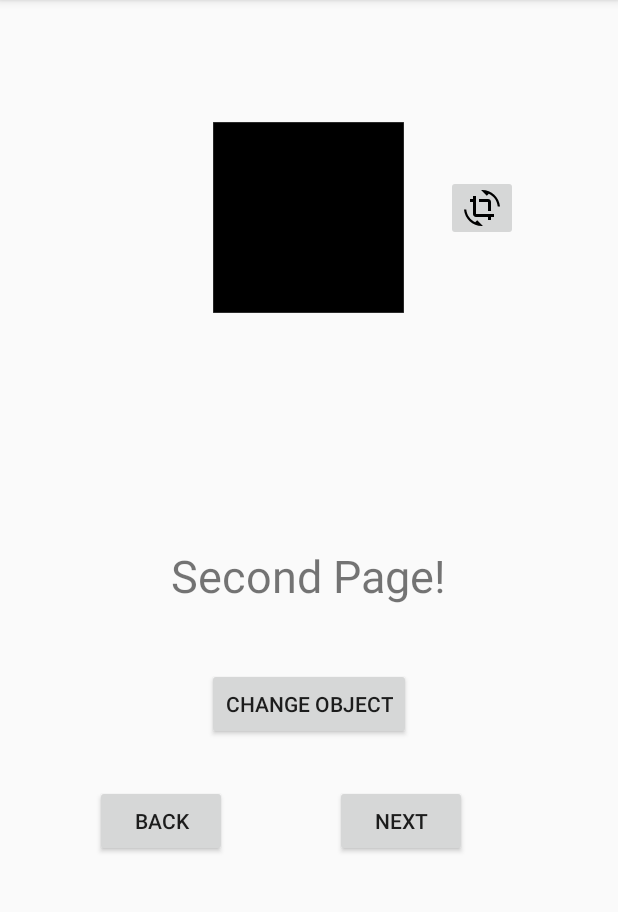
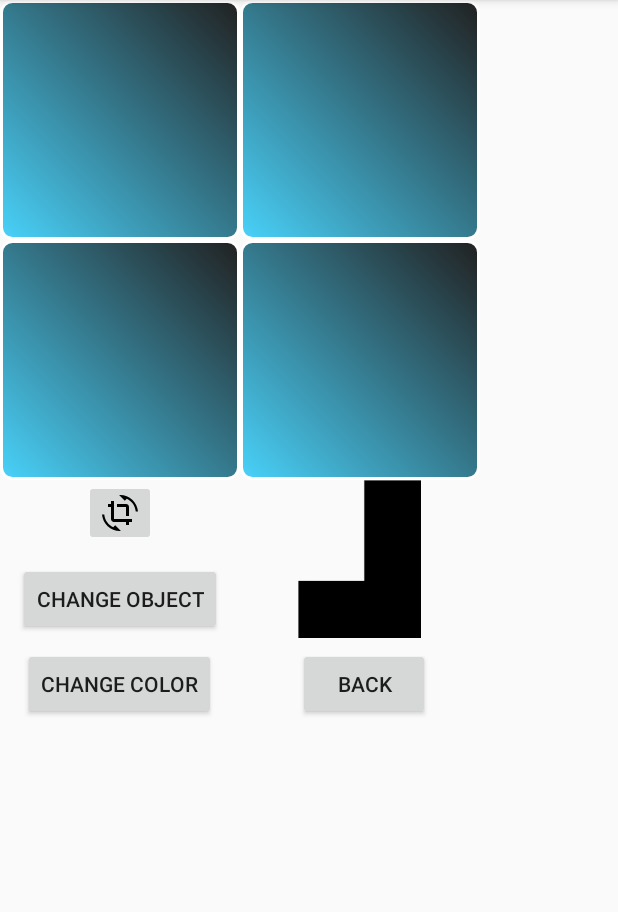
Before and after one commit to Brumberg/Tetris-Fab, an Android app: the screen it shows after launch (SecondActivity before the commit, DragAndDrop after it), after a tap on "NEXT PAGE", on a phone screen of 412 x 824 dp, the part 84-996 px from its top. Run offline under Robolectric (Android 15) with nearby library versions, the phone set to English and light mode, and no system bars.

Commit message:
Merge Second page and DragAndDrop page

```diff
--- a/AndroidStudioProjekt/MyApplication/app/src/main/AndroidManifest.xml
+++ b/AndroidStudioProjekt/MyApplication/app/src/main/AndroidManifest.xml
@@ -18,10 +18,6 @@
             </intent-filter>
         </activity>
 
-        <activity
-            android:name=".SecondActivity"
-            android:screenOrientation="portrait">
-        </activity>
 
         <activity
             android:name=".DragAndDrop"
--- a/AndroidStudioProjekt/MyApplication/app/src/main/java/com/example/crunky/testapp/MainActivity.java
+++ b/AndroidStudioProjekt/MyApplication/app/src/main/java/com/example/crunky/testapp/MainActivity.java
@@ -3,10 +3,8 @@ package com.example.crunky.testapp;
 import android.support.v7.app.AppCompatActivity;
 import android.os.Bundle;
 import android.util.Log;
-import android.widget.Button;
 import android.content.Intent;
 import android.view.View;
-import android.widget.TextView;
 
 public class MainActivity extends AppCompatActivity {
 
@@ -58,7 +56,7 @@ public class MainActivity extends AppCompatActivity {
 
     public void goToSecondActivity(View view) { //is called by onClick function of Button in activity_main.xml
 
-        Intent intent = new Intent(this, SecondActivity.class);
+        Intent intent = new Intent(this, DragAndDrop.class);
 
         startActivity(intent);
 
--- a/AndroidStudioProjekt/MyApplication/app/src/main/res/layout/activity_drag_and_drop.xml
+++ b/AndroidStudioProjekt/MyApplication/app/src/main/res/layout/activity_drag_and_drop.xml
@@ -3,10 +3,10 @@
     xmlns:app="http://schemas.android.com/apk/res-auto"
     android:layout_width="match_parent"
     android:layout_height="match_parent"
-    android:columnCount="2"
+    android:columnCount="3"
     android:columnWidth="320dp"
     android:orientation="vertical"
-    android:rowCount="3"
+    android:rowCount="4"
     android:stretchMode="columnWidth" >
 
 
@@ -29,6 +29,7 @@
         android:id="@+id/topright"
         android:layout_width="160dp"
         android:layout_height="160dp"
+        android:layout_row="0"
         android:background="@drawable/shape" >
 
         <ImageView
@@ -36,36 +37,6 @@
             android:layout_width="wrap_content"
             android:layout_height="wrap_content"
             />
-    </LinearLayout>
-
-    <LinearLayout
-        android:id="@+id/bottomleft"
-        android:layout_width="160dp"
-        android:layout_height="160dp"
-        android:background="@drawable/shape"
-        android:layout_row="0"
-        android:layout_column="1">
-
-        <ImageView
-            android:id="@+id/myimage3"
-            android:layout_width="wrap_content"
-            android:layout_height="wrap_content"
-            />
-    </LinearLayout>
-
-    <LinearLayout
-        android:id="@+id/auswahlFeld"
-        android:layout_width="160dp"
-        android:layout_height="160dp"
-        android:layout_row="2"
-        android:layout_column="1">
-
-        <ImageView
-            android:layout_width="wrap_content"
-            android:layout_height="wrap_content"
-            app:srcCompat="@drawable/vi_j"
-            android:id="@+id/auswahl" />
-
     </LinearLayout>
 
     <LinearLayout
@@ -77,11 +48,10 @@
         android:layout_column="1">
 
         <ImageView
-            android:id="@+id/myimage4"
+            android:id="@+id/myimage3"
             android:layout_width="wrap_content"
             android:layout_height="wrap_content"
             />
-
     </LinearLayout>
 
     <LinearLayout
@@ -91,13 +61,88 @@
         android:layout_row="2"
         android:layout_column="0">
 
-        <Button
-            android:text="Back"
+        <RelativeLayout
+            android:layout_width="match_parent"
+            android:layout_height="match_parent"
+            android:layout_weight="1">
+
+            <Button
+                android:text="Change Object"
+                android:layout_width="wrap_content"
+                android:layout_height="wrap_content"
+                android:id="@+id/button2"
+                android:layout_marginTop="11dp"
+                android:onClick="changeObj"
+                android:layout_below="@+id/button_rotate"
+                android:layout_centerHorizontal="true" />
+
+            <Button
+                android:text="Change Color"
+                android:layout_width="wrap_content"
+                android:layout_height="wrap_content"
+                android:id="@+id/button_change_color"
+                android:onClick="changeColor"
+                android:layout_alignParentBottom="true"
+                android:layout_centerHorizontal="true" />
+
+            <ImageButton
+                android:layout_width="wrap_content"
+                android:layout_height="wrap_content"
+                app:srcCompat="@drawable/vi_rotate"
+                android:id="@+id/button_rotate"
+                android:onClick="rotateImage"
+                android:layout_alignParentTop="true"
+                android:layout_centerHorizontal="true" />
+        </RelativeLayout>
+
+    </LinearLayout>
+
+    <LinearLayout
+        android:id="@+id/bottomleft"
+        android:layout_width="160dp"
+        android:layout_height="160dp"
+        android:background="@drawable/shape"
+        android:layout_row="1"
+        android:layout_column="0">
+
+        <ImageView
+            android:id="@+id/myimage4"
             android:layout_width="wrap_content"
             android:layout_height="wrap_content"
-            android:id="@+id/button5"
-            android:layout_weight="1"
-            android:onClick="goToSecondActivity"/>
+            />
+
+    </LinearLayout>
+
+    <LinearLayout
+        android:id="@+id/auswahlFeld"
+        android:layout_width="160dp"
+        android:layout_height="160dp"
+        android:layout_row="2"
+        android:layout_column="1">
+
+        <RelativeLayout
+            android:layout_width="match_parent"
+            android:layout_height="match_parent">
+
+            <ImageView
+                android:layout_width="wrap_content"
+                android:layout_height="wrap_content"
+                app:srcCompat="@drawable/vi_j"
+                android:id="@+id/tetris_baustein"
+                android:layout_alignParentTop="true"
+                android:layout_centerHorizontal="true" />
+
+            <Button
+                android:text="Back"
+                android:layout_width="wrap_content"
+                android:layout_height="wrap_content"
+                android:id="@+id/button5"
+                android:layout_weight="1"
+                android:onClick="goBack"
+                android:layout_alignParentBottom="true"
+                android:layout_alignLeft="@+id/tetris_baustein"
+                android:layout_alignStart="@+id/tetris_baustein" />
+        </RelativeLayout>
 
     </LinearLayout>
 
--- a/AndroidStudioProjekt/MyApplication/app/src/main/res/layout/activity_second.xml
+++ /dev/null
@@ -1,84 +0,0 @@
-<?xml version="1.0" encoding="utf-8"?>
-<RelativeLayout xmlns:android="http://schemas.android.com/apk/res/android"
-    xmlns:app="http://schemas.android.com/apk/res-auto"
-    xmlns:tools="http://schemas.android.com/tools"
-    android:id="@+id/activity_second"
-    android:layout_width="match_parent"
-    android:layout_height="match_parent"
-    android:paddingBottom="@dimen/activity_vertical_margin"
-    android:paddingLeft="@dimen/activity_horizontal_margin"
-    android:paddingRight="@dimen/activity_horizontal_margin"
-    android:paddingTop="@dimen/activity_vertical_margin"
-    tools:context="com.example.crunky.testapp.SecondActivity">
-
-    <TextView
-        android:text="@string/second_page"
-        android:layout_width="wrap_content"
-        android:layout_height="wrap_content"
-        android:id="@+id/text2"
-        android:textSize="30sp"
-        android:layout_centerVertical="true"
-        android:layout_centerHorizontal="true" />
-
-    <ImageButton
-        android:layout_width="wrap_content"
-        android:layout_height="wrap_content"
-        app:srcCompat="@drawable/vi_quadrat_large"
-        android:id="@+id/imageButton2"
-        android:layout_marginTop="55dp"
-        android:layout_alignParentTop="true"
-        android:layout_centerHorizontal="true"
-        android:onClick="changeColor"
-        android:scaleX="1"
-        android:scaleY="1"
-        android:backgroundTint="@android:color/transparent" />
-
-    <Button
-        android:text="Change Object"
-        android:layout_width="wrap_content"
-        android:layout_height="wrap_content"
-        android:id="@+id/button2"
-        android:layout_marginTop="41dp"
-        android:layout_below="@+id/text2"
-        android:layout_centerHorizontal="true"
-        android:onClick="changeObj"/>
-
-    <ImageButton
-        android:layout_width="wrap_content"
-        android:layout_height="wrap_content"
-        app:srcCompat="@drawable/vi_rotate"
-        android:layout_alignTop="@+id/imageButton2"
-        android:layout_toRightOf="@+id/text2"
-        android:layout_toEndOf="@+id/text2"
-        android:layout_marginTop="45dp"
-        android:id="@+id/imageButton5"
-        android:onClick="rotateImage" />
-
-    <Button
-        android:text="Back"
-        android:layout_width="wrap_content"
-        android:layout_height="wrap_content"
-        android:id="@+id/button3"
-        android:onClick="goToFirstActivity"
-        android:layout_below="@+id/button2"
-        android:layout_alignParentLeft="true"
-        android:layout_alignParentStart="true"
-        android:layout_marginLeft="47dp"
-        android:layout_marginStart="47dp"
-        android:layout_marginTop="30dp" />
-
-    <Button
-        android:text="Next"
-        android:layout_width="wrap_content"
-        android:layout_height="wrap_content"
-        android:id="@+id/next"
-        android:onClick="goToDragAndDrop"
-        android:layout_alignBaseline="@+id/button3"
-        android:layout_alignBottom="@+id/button3"
-        android:layout_alignRight="@+id/imageButton5"
-        android:layout_alignEnd="@+id/imageButton5"
-        android:layout_marginRight="34dp"
-        android:layout_marginEnd="34dp"
-        />
-
-</RelativeLayout>
```
Also changed, not shown: AndroidStudioProjekt/MyApplication/app/src/main/java/com/example/crunky/testapp/DragAndDrop.java (+151 -9 lines), AndroidStudioProjekt/MyApplication/app/src/main/java/com/example/crunky/testapp/SecondActivity.java (deleted, +0 -124 lines).
